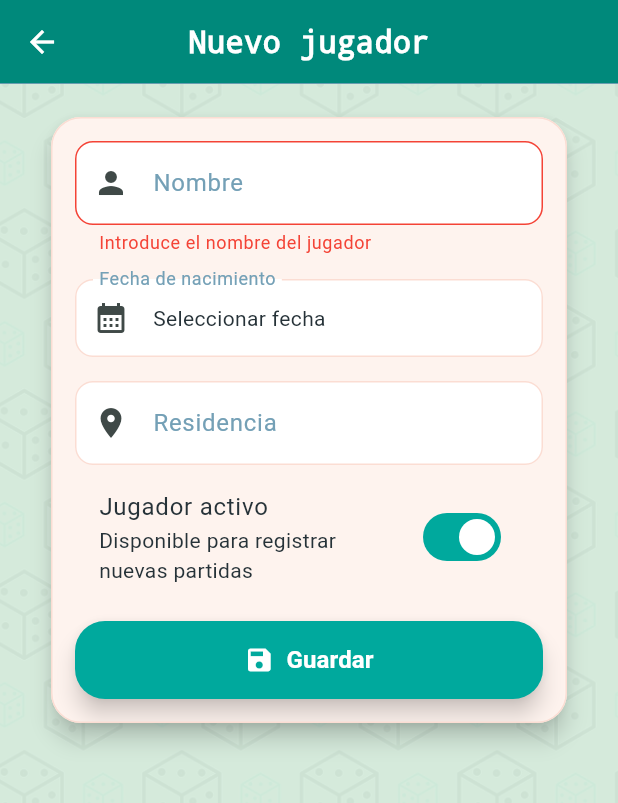
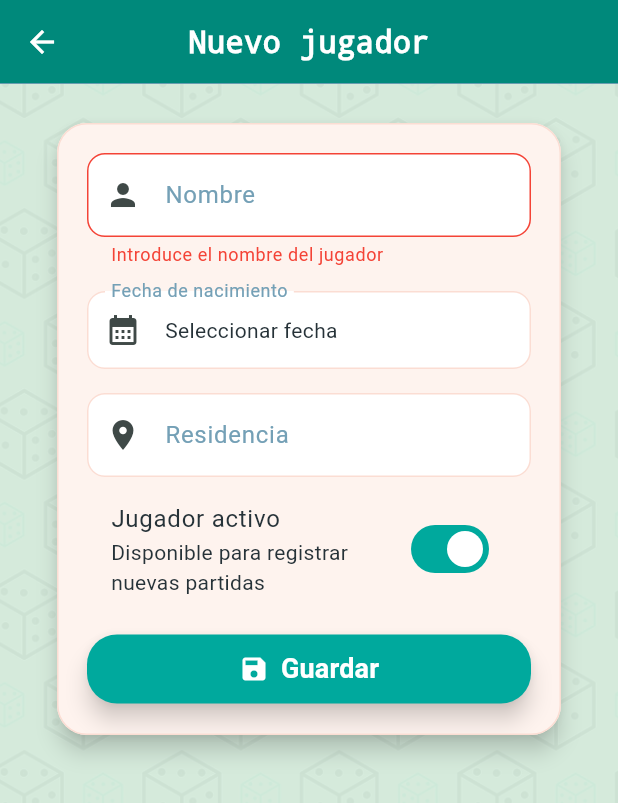
Before and after one commit to adrianmosqueratrigo/bgtrack, a Flutter app: the JugadorFormPage screen opened directly, after a tap on "Guardar", on a phone screen of 412 x 824 dp. Shown: the top 803 px of the screen. Run offline on Flutter 3.47's test engine with Material 3 defaults, Android fonts, the phone set to English and light mode, and no system bars; missing offline and left inert: mysql1.

Commit message:
BGT-7: página jugadores refactorizada

```diff
--- a/lib/pages/jugador_form_page.dart
+++ b/lib/pages/jugador_form_page.dart
@@ -1,12 +1,11 @@
-import 'package:bgtrack/widgets/app_background.dart';
 import 'package:flutter/material.dart';
 
 import '../models/jugador.dart';
 import '../services/jugadores_service.dart';
 import '../utils/app_snackbar.dart';
+import '../widgets/app_background.dart';
 
 class JugadorFormPage extends StatefulWidget {
-
   final Jugador? jugador;
 
   const JugadorFormPage({
@@ -34,13 +33,7 @@ class _JugadorFormPageState extends State<JugadorFormPage> {
   @override
   void initState() {
     super.initState();
-
-    if (esEdicion) {
-      nombreController.text = widget.jugador!.nombre;
-      residenciaController.text = widget.jugador!.residencia ?? '';
-      fechaNacimiento = widget.jugador!.fechaNacimiento;
-      activo = widget.jugador!.activo;
-    }
+    cargarDatosJugador();
   }
 
   @override
@@ -48,6 +41,69 @@ class _JugadorFormPageState extends State<JugadorFormPage> {
     nombreController.dispose();
     residenciaController.dispose();
     super.dispose();
+  }
+
+  void cargarDatosJugador() {
+    if (!esEdicion) {
+      return;
+    }
+
+    final jugador = widget.jugador!;
+
+    nombreController.text = jugador.nombre;
+    residenciaController.text = jugador.residencia ?? '';
+    fechaNacimiento = jugador.fechaNacimiento;
+    activo = jugador.activo;
+  }
+
+  Jugador construirJugadorDesdeFormulario() {
+    return Jugador(
+      id: widget.jugador?.id,
+      nombre: nombreController.text.trim(),
+      fechaNacimiento: fechaNacimiento,
+      residencia: residenciaController.text.trim().isEmpty
+          ? null
+          : residenciaController.text.trim(),
+      activo: activo,
+    );
+  }
+
+  Future<void> guardarJugador() async {
+    if (!formKey.currentState!.validate()) {
+      return;
+    }
+
+    final jugador = construirJugadorDesdeFormulario();
+
+    try {
+      if (esEdicion) {
+        await JugadoresService().actualizarJugador(jugador);
+      } else {
+        await JugadoresService().insertarJugador(jugador);
+      }
+
+      if (!mounted) {
+        return;
+      }
+
+      AppSnackbar.mostrar(
+        context,
+        esEdicion
+            ? 'Jugador actualizado correctamente'
+            : 'Jugador guardado correctamente',
+      );
+
+      Navigator.pop(context, true);
+    } catch (e) {
+      if (!mounted) {
+        return;
+      }
+
+      AppSnackbar.mostrarError(
+        context,
+        'Error al guardar el jugador',
+      );
+    }
   }
 
   String? validarObligatorio(String? value, String mensaje) {
@@ -73,86 +129,22 @@ class _JugadorFormPageState extends State<JugadorFormPage> {
   Future<void> seleccionarFechaNacimiento() async {
     final fechaSeleccionada = await showDatePicker(
       context: context,
-      initialDate: DateTime(2000),
+      initialDate: fechaNacimiento ?? DateTime(2000),
       firstDate: DateTime(1900),
       lastDate: DateTime.now(),
     );
 
-    if (fechaSeleccionada != null) {
+    if (fechaSeleccionada == null) {
+      return;
+    }
+
     setState(() {
       fechaNacimiento = fechaSeleccionada;
     });
   }
-  }
 
-  Future<void> guardarJugador() async {
-    if (!formKey.currentState!.validate()) {
-      return;
-    }
-
-    final jugador = Jugador(
-      id: widget.jugador?.id,
-      nombre: nombreController.text.trim(),
-      fechaNacimiento: fechaNacimiento,
-      residencia: residenciaController.text.trim().isEmpty
-          ? null
-          : residenciaController.text.trim(),
-      activo: activo,
-    );
-
-
-
-    try {
-      if (esEdicion) {
-        await JugadoresService().actualizarJugador(jugador);
-      } else {
-        await JugadoresService().insertarJugador(jugador);
-      }
-
-      if (!mounted) {
-        return;
-      }
-
-      AppSnackbar.mostrar(
-        context,
-        esEdicion
-            ? 'Jugador actualizado correctamente'
-            : 'Jugador guardado correctamente',
-      );
-
-      Navigator.pop(context, true);
-
-    } catch (e) {
-      if (!mounted) {
-        return;
-      }
-
-      AppSnackbar.mostrarError(
-        context,
-        'Error al guardar el jugador',
-      );
-
-    }
-
-  }
-
-  @override
-  Widget build(BuildContext context) {
-    return Scaffold(
-      appBar: AppBar(
-        title: Text(esEdicion ? 'Editar jugador' : 'Nuevo jugador'),
-      ),
-      body: AppBackground(
-        child: SingleChildScrollView(
-          padding: const EdgeInsets.all(16),
-          child: Card(
-            child: Padding(
-              padding: const EdgeInsets.all(16),
-              child: Form(
-                key: formKey,
-                child: Column(
-                  children: [
-                    TextFormField(
+  Widget construirCampoNombre() {
+    return TextFormField(
       controller: nombreController,
       decoration: const InputDecoration(
         labelText: 'Nombre',
@@ -164,9 +156,11 @@ class _JugadorFormPageState extends State<JugadorFormPage> {
           'Introduce el nombre del jugador',
         );
       },
-                    ),
-                    const SizedBox(height: 16),
-                    InkWell(
+    );
+  }
+
+  Widget construirCampoFechaNacimiento() {
+    return InkWell(
       borderRadius: BorderRadius.circular(12),
       onTap: seleccionarFechaNacimiento,
       child: InputDecorator(
@@ -178,18 +172,22 @@ class _JugadorFormPageState extends State<JugadorFormPage> {
           textoFechaNacimiento(),
         ),
       ),
-                    ),
-                    const SizedBox(height: 16),
-                    TextFormField(
+    );
+  }
+
+  Widget construirCampoResidencia() {
+    return TextFormField(
       controller: residenciaController,
       decoration: const InputDecoration(
         labelText: 'Residencia',
         prefixIcon: Icon(Icons.location_on),
         hintText: 'Opcional',
       ),
-                    ),
-                    const SizedBox(height: 8),
-                    SwitchListTile(
+    );
+  }
+
+  Widget construirSwitchActivo() {
+    return SwitchListTile(
       title: const Text('Jugador activo'),
       subtitle: const Text(
         'Disponible para registrar nuevas partidas',
@@ -200,11 +198,12 @@ class _JugadorFormPageState extends State<JugadorFormPage> {
           activo = value;
         });
       },
-                    ),
-                    const SizedBox(height: 16),
-                    SizedBox(
+    );
+  }
+
+  Widget construirBotonGuardar() {
+    return SizedBox(
       width: double.infinity,
-                      height: 52,
       child: FilledButton.icon(
         onPressed: guardarJugador,
         icon: const Icon(
@@ -214,19 +213,57 @@ class _JugadorFormPageState extends State<JugadorFormPage> {
         label: const Text(
           'Guardar',
           style: TextStyle(
-                            fontSize: 16,
+            fontSize: 18,
             fontWeight: FontWeight.bold,
-                          ),
-                        ),
-                      ),
-                    ),
-                  ],
-                ),
-              ),
-            ),
           ),
         ),
       ),
     );
   }
+
+  Widget construirCardFormulario() {
+    return Card(
+      child: Padding(
+        padding: const EdgeInsets.all(20),
+        child: Form(
+          key: formKey,
+          child: Column(
+            children: [
+              construirCampoNombre(),
+              const SizedBox(height: 16),
+              construirCampoFechaNacimiento(),
+              const SizedBox(height: 16),
+              construirCampoResidencia(),
+              const SizedBox(height: 8),
+              construirSwitchActivo(),
+              const SizedBox(height: 16),
+              construirBotonGuardar(),
+            ],
+          ),
+        ),
+      ),
+    );
   }
+
+  Widget construirContenido() {
+    return SingleChildScrollView(
+      padding: const EdgeInsets.symmetric(
+        horizontal: 20,
+        vertical: 20,
+      ),
+      child: construirCardFormulario(),
+    );
+  }
+
+  @override
+  Widget build(BuildContext context) {
+    return Scaffold(
+      appBar: AppBar(
+        title: Text(esEdicion ? 'Editar jugador' : 'Nuevo jugador'),
+      ),
+      body: AppBackground(
+        child: construirContenido(),
+      ),
+    );
+  }
+}
```
Also changed, not shown: lib/pages/juegos_page.dart (+63 -120 lines), lib/pages/jugadores_page.dart (+123 -61 lines). Lines whose indentation alone changed are shown as unchanged.
